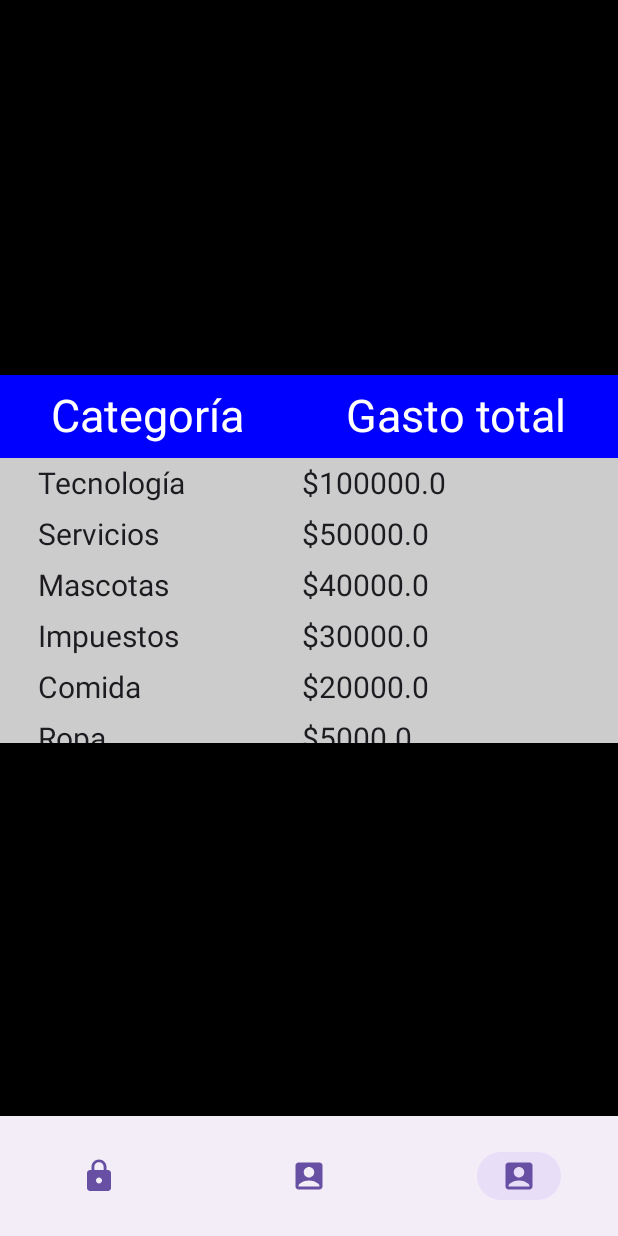
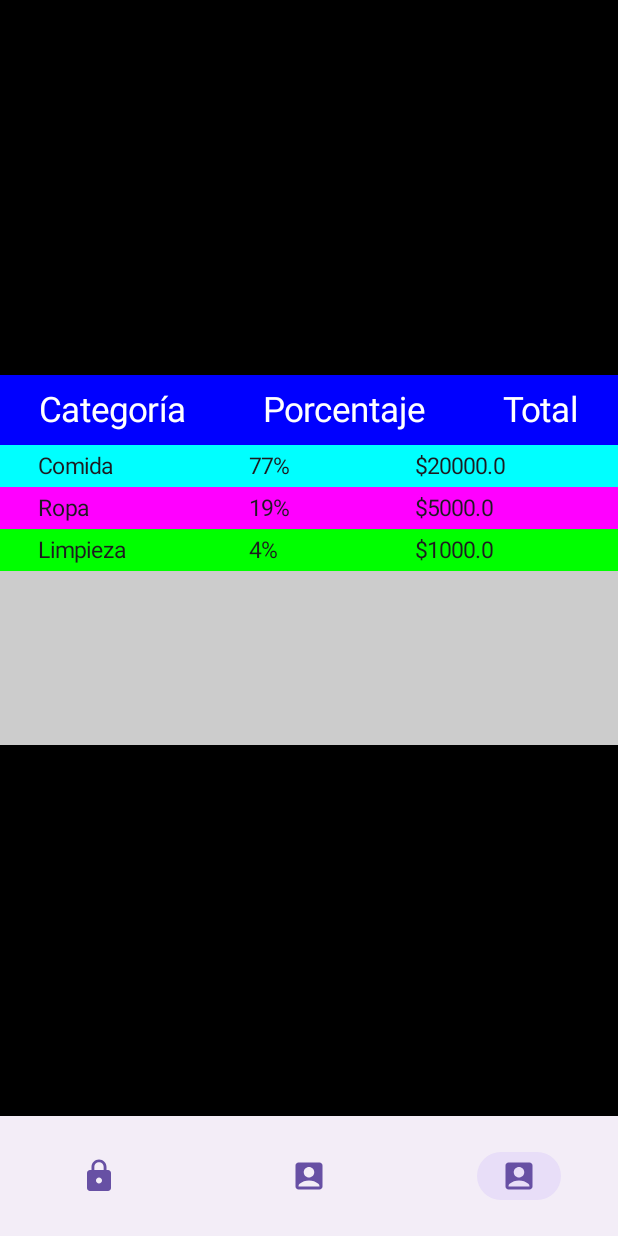
Before and after one commit to unlam-tec-movil/A2-2023-H2-E4, an Android app built with Jetpack Compose: the MainActivity screen opened directly, with no data from a screen before it, item 3 of the bottom bar chosen, on a phone screen of 412 x 824 dp. Run offline under Robolectric (Android 15) with nearby library versions, the phone set to English and light mode, and no system bars; our stand-ins replace Dagger/Hilt's generated code; missing, so only their content is drawn: MyApplicationTheme; 1 statement that could not run was skipped.

Commit message:
Porcentajes y colores

```diff
--- a/app/src/main/java/ar/edu/unlam/mobile/scaffold/MainActivity.kt
+++ b/app/src/main/java/ar/edu/unlam/mobile/scaffold/MainActivity.kt
@@ -16,8 +16,8 @@ import androidx.navigation.compose.composable
 import androidx.navigation.compose.rememberNavController
 import androidx.navigation.navArgument
 import ar.edu.unlam.mobile.scaffold.ui.components.BottomBar
+import ar.edu.unlam.mobile.scaffold.ui.screens.ChartScreen
 import ar.edu.unlam.mobile.scaffold.ui.screens.HomeScreen
-import ar.edu.unlam.mobile.scaffold.ui.screens.ScreenThree
 import ar.edu.unlam.mobile.scaffold.ui.screens.SecondaryScreen
 import ar.edu.unlam.mobile.scaffold.ui.theme.MyApplicationTheme
 import dagger.hilt.android.AndroidEntryPoint
@@ -62,8 +62,8 @@ fun MainScreen() {
                 val id = navBackStackEntry.arguments?.getInt("id") ?: 1
                 SecondaryScreen(controller = controller, id = id)
             }
-            composable("tercero") {
-                ScreenThree()
+            composable("chartScreen") {
+                ChartScreen()
             }
         }
     }
--- /dev/null
+++ b/app/src/main/java/ar/edu/unlam/mobile/scaffold/data/TransactionType.kt
@@ -0,0 +1,6 @@
+package ar.edu.unlam.mobile.scaffold.data
+
+enum class TransactionType {
+    Expense,
+    Income,
+}
--- a/app/src/main/java/ar/edu/unlam/mobile/scaffold/data/category/Category.kt
+++ b/app/src/main/java/ar/edu/unlam/mobile/scaffold/data/category/Category.kt
@@ -1,6 +1,12 @@
 package ar.edu.unlam.mobile.scaffold.data.category
 
+import androidx.compose.ui.graphics.Color
+import ar.edu.unlam.mobile.scaffold.data.TransactionType
+
 data class Category (
-    val name: String = "",
-    var totalAmount: Double = 0.0
+    var id: Int = 0,
+    var type: TransactionType = TransactionType.Expense,
+    var name: String = "",
+    var totalAmount: Double = 0.0,
+    var color: Color = Color.LightGray
 )
--- a/app/src/main/java/ar/edu/unlam/mobile/scaffold/data/category/CategoryRepository.kt
+++ b/app/src/main/java/ar/edu/unlam/mobile/scaffold/data/category/CategoryRepository.kt
@@ -1,14 +1,14 @@
 package ar.edu.unlam.mobile.scaffold.data.category
+
+import androidx.compose.ui.graphics.Color
+import ar.edu.unlam.mobile.scaffold.data.TransactionType
+import kotlin.math.roundToInt
 
 object CategoryRepository {
     private val categories = mutableListOf(
-        Category("Ropa", 5000.0),
-        Category("Comida", 20000.0),
-        Category("Limpieza", 1000.0),
-        Category("Servicios", 50000.0),
-        Category("Impuestos", 30000.0),
-        Category("Tecnología", 100000.0),
-        Category("Mascotas", 40000.0)
+        Category(1, TransactionType.Expense,"Ropa", 5000.0, Color.Magenta),
+        Category(2, TransactionType.Expense,"Comida", 20000.0, Color.Cyan),
+        Category(3, TransactionType.Expense,"Limpieza", 1000.0, Color.Green)
     )
 
     fun order(): List<Category> {
@@ -24,4 +24,16 @@ object CategoryRepository {
         categories.forEach { category: Category -> names.add(category.name) }
         return names
     }
+
+    private fun total(): Double {
+        var total = 0.0
+        categories.forEach {
+            total += it.totalAmount
+        }
+        return total
+    }
+
+    fun porcentaje(category: Category): Int {
+        return ((category.totalAmount.div(total())).times(100)).roundToInt()
+    }
 }
--- a/app/src/main/java/ar/edu/unlam/mobile/scaffold/ui/components/BottomBar.kt
+++ b/app/src/main/java/ar/edu/unlam/mobile/scaffold/ui/components/BottomBar.kt
@@ -40,8 +40,8 @@ fun BottomBar(controller: NavHostController) {
             },
         )
         NavigationBarItem(
-            selected = navBackStackEntry?.destination?.hierarchy?.any { it.route == "tercero" } == true,
-            onClick = { controller.navigate("tercero") },
+            selected = navBackStackEntry?.destination?.hierarchy?.any { it.route == "chartScreen" } == true,
+            onClick = { controller.navigate("chartScreen") },
             icon = {
                 Icon(
                     imageVector = Icons.Default.AccountBox,
--- a/app/src/main/java/ar/edu/unlam/mobile/scaffold/ui/components/LazyColumn.kt
+++ b/app/src/main/java/ar/edu/unlam/mobile/scaffold/ui/components/LazyColumn.kt
@@ -21,16 +21,18 @@ import androidx.compose.ui.text.style.TextAlign
 import androidx.compose.ui.unit.dp
 import androidx.compose.ui.unit.sp
 import ar.edu.unlam.mobile.scaffold.data.category.Category
+import ar.edu.unlam.mobile.scaffold.data.category.CategoryRepository
 
 @Composable
 fun Statistics(
     column1: String,
     column2: String,
+    column3: String,
     list: MutableList<Category>,
     color1: Color,
     color2: Color
 ) {
-    Row (
+    Row(
         modifier = Modifier
             .fillMaxWidth()
             .background(color1)
@@ -38,17 +40,18 @@ fun Statistics(
         horizontalArrangement = Arrangement.SpaceAround,
         verticalAlignment = Alignment.CenterVertically
     ) {
-        Text(text = column1, fontSize = 30.sp, color = Color.White)
-        Text(text = column2, fontSize = 30.sp, color = Color.White)
+        Text(text = column1, fontSize = 23.sp, color = Color.White)
+        Text(text = column2, fontSize = 23.sp, color = Color.White)
+        Text(text = column3, fontSize = 23.sp, color = Color.White)
     }
     ShowCategories(list, color2)
 }
 
 @Composable
 fun ShowCategories(data: MutableList<Category>, color: Color) {
-    LazyColumn (
+    LazyColumn(
         modifier = Modifier.fillMaxWidth()
-            .height(190.dp)
+            .height(200.dp)
             .background(color = color)
     ) {
         items(data) { item -> ListItemRow(item) }
@@ -57,25 +60,34 @@ fun ShowCategories(data: MutableList<Category>, color: Color) {
 
 @Composable
 private fun ListItemRow(item: Category) {
-    Row (
+    Row(
         modifier = Modifier.fillMaxWidth()
-    ){
+            .background(color = item.color)
+    ) {
         Spacer(modifier = Modifier.width(20.dp))
-        Column (
+        Column(
             Modifier
                 .padding(5.dp)
-                .width(165.dp)
+                .width(130.dp)
                 .fillMaxHeight()
-        ){
-            Text(item.name, textAlign = TextAlign.Left, fontSize = 20.sp)
+        ) {
+            Text(item.name, textAlign = TextAlign.Left, fontSize = 15.sp)
         }
-        Column (
+        Column(
             Modifier
                 .padding(5.dp)
-                .width(165.dp)
+                .width(100.dp)
                 .fillMaxHeight()
         ) {
-            Text("$${item.totalAmount}", textAlign = TextAlign.Right, fontSize = 20.sp)
+            Text("${CategoryRepository.porcentaje(item)}%", textAlign = TextAlign.Center, fontSize = 15.sp)
+        }
+        Column(
+            Modifier
+                .padding(5.dp)
+                .width(100.dp)
+                .fillMaxHeight()
+        ) {
+            Text("$${item.totalAmount}", textAlign = TextAlign.Right, fontSize = 15.sp)
         }
     }
 }
--- a/app/src/main/java/ar/edu/unlam/mobile/scaffold/ui/components/ListaDesplegable.kt
+++ b/app/src/main/java/ar/edu/unlam/mobile/scaffold/ui/components/ListaDesplegable.kt
@@ -37,8 +37,7 @@ fun ListaDesplegable (list: List<String>) {
         ExposedDropdownMenu(
             expanded = isExpanded,
             onDismissRequest = { isExpanded = false }
-        )
-        {
+        ) {
             list.forEach { label ->
                 DropdownMenuItem(text = { Text(label) }, onClick = {
                     item = label
--- a/app/src/main/java/ar/edu/unlam/mobile/scaffold/ui/screens/ScreenThree.kt
+++ b/app/src/main/java/ar/edu/unlam/mobile/scaffold/ui/screens/ChartScreen.kt
@@ -3,7 +3,6 @@ package ar.edu.unlam.mobile.scaffold.ui.screens
 import androidx.compose.foundation.background
 import androidx.compose.foundation.layout.Column
 import androidx.compose.foundation.layout.Spacer
-import androidx.compose.foundation.layout.fillMaxHeight
 import androidx.compose.foundation.layout.fillMaxSize
 import androidx.compose.foundation.layout.height
 import androidx.compose.runtime.Composable
@@ -15,18 +14,18 @@ import ar.edu.unlam.mobile.scaffold.data.category.CategoryRepository
 import ar.edu.unlam.mobile.scaffold.ui.components.Statistics
 
 @Composable
-fun ScreenThree() {
-    Column (
+fun ChartScreen() {
+    Column(
         modifier = Modifier.background(color = Color.Black).fillMaxSize()
     ) {
-        Body(column1 = "Categoría", column2 = "Gasto total", list = CategoryRepository.order() as MutableList<Category>, Color.Blue, Color.LightGray)
+        Body(column1 = "Categoría", column2 = "Porcentaje", column3 = "Total", list = CategoryRepository.order() as MutableList<Category>, Color.Blue, Color.LightGray)
     }
 }
 
 @Composable
-fun Body(column1: String, column2: String, list: MutableList<Category>, color1: Color, color2: Color) {
+fun Body(column1: String, column2: String, column3: String, list: MutableList<Category>, color1: Color, color2: Color) {
     Column {
         Spacer(modifier = Modifier.height(250.dp))
-        Statistics(column1 = column1, column2 = column2, list = list, color1, color2)
+        Statistics(column1 = column1, column2 = column2, column3 = column3, list = list, color1, color2)
     }
 }
```
